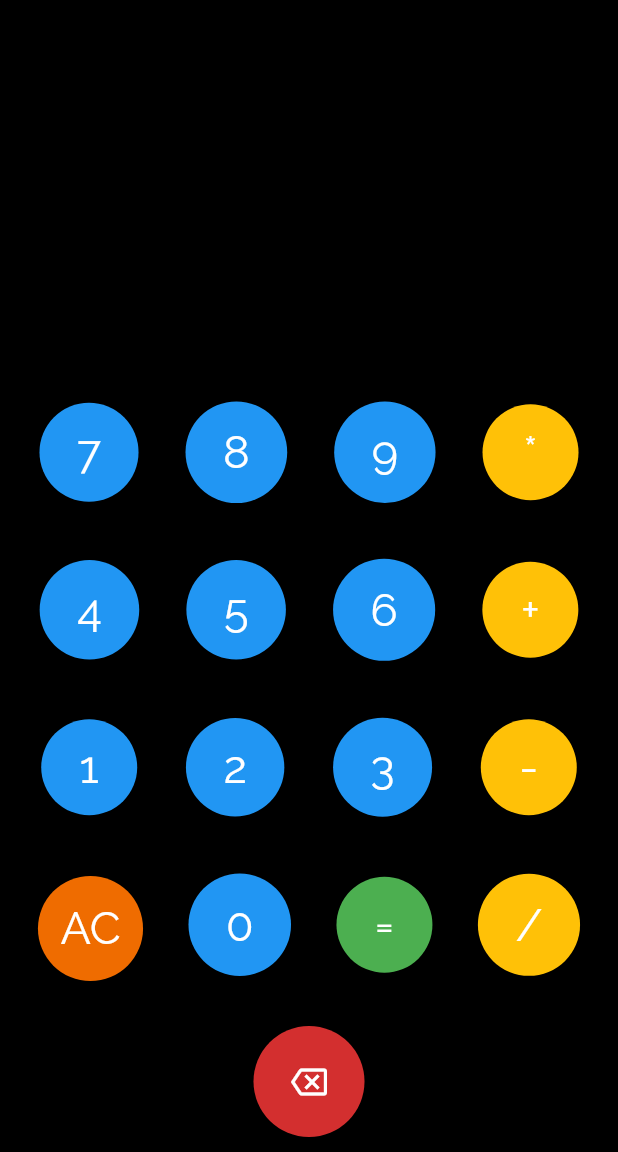
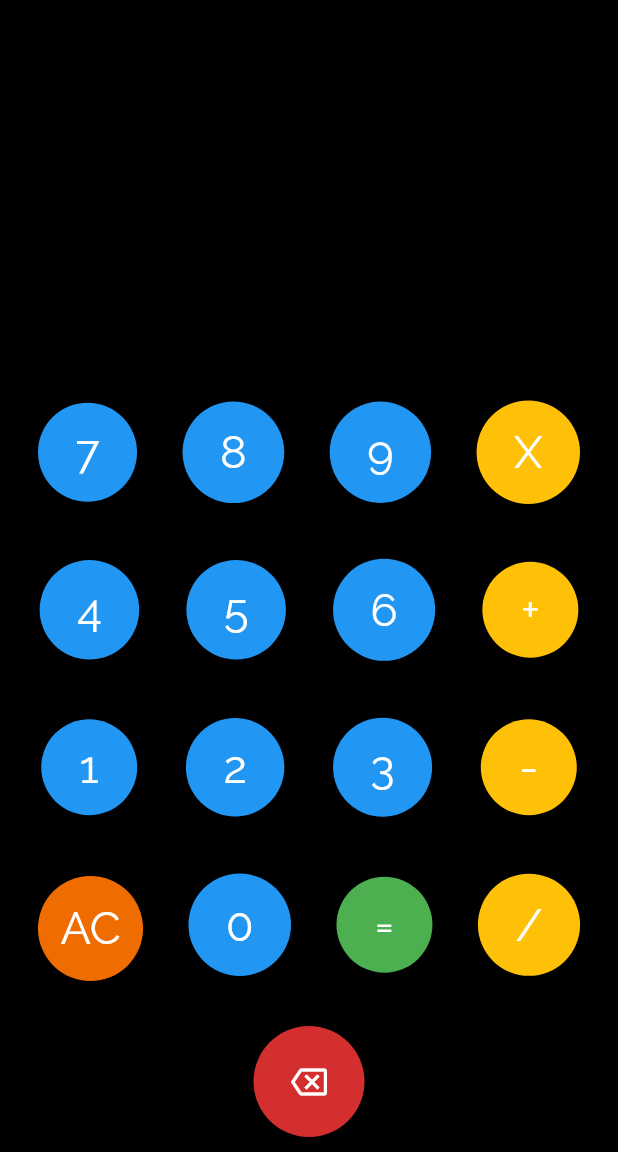
Before and after one commit to nanu1605/SimpleCalculator, a Flutter app: the screen it shows after launch, on a phone screen of 412 x 824 dp, the part 84-1236 px from its top. Run offline on Flutter 3.47's test engine with Material 2 defaults, Android fonts, the phone set to English and light mode, and no system bars; missing offline and left inert: dart:ffi.

Commit message:
Some UI changes

```diff
--- a/lib/main.dart
+++ b/lib/main.dart
@@ -38,6 +38,7 @@ class _HomeState extends State<Home> {
       firstnum=int.parse(texttodisplay);
       res='';
       operation=buttonvalue;
+      // res=firstnum.toString()+operation.toString();
     }
     else if(buttonvalue=='='){
       secondnum=int.parse(texttodisplay);
@@ -80,7 +81,6 @@ class _HomeState extends State<Home> {
           backgroundColor: Colors.red[900],
         ),
         body: Container(
-          //hello
           decoration: new BoxDecoration(color: Colors.black),
           child: Column(
             mainAxisAlignment: MainAxisAlignment.end,
@@ -158,13 +158,13 @@ class _HomeState extends State<Home> {
                     ),
                   Container(
                     margin: EdgeInsets.fromLTRB(5,10,5,10),
-                    child: ElevatedButton(onPressed: (){buttonclick('*'); },
+                    child: ElevatedButton(onPressed: (){buttonclick('X'); },
                       style: ElevatedButton.styleFrom(
                         shape: CircleBorder(),
                         padding: EdgeInsets.all(25),
                         primary: Colors.amber
                       ),
-                        child: Text('*',
+                        child: Text('X',
                             style: TextStyle(fontFamily: 'Raleway',
                                 fontSize: 30
                             )
```
